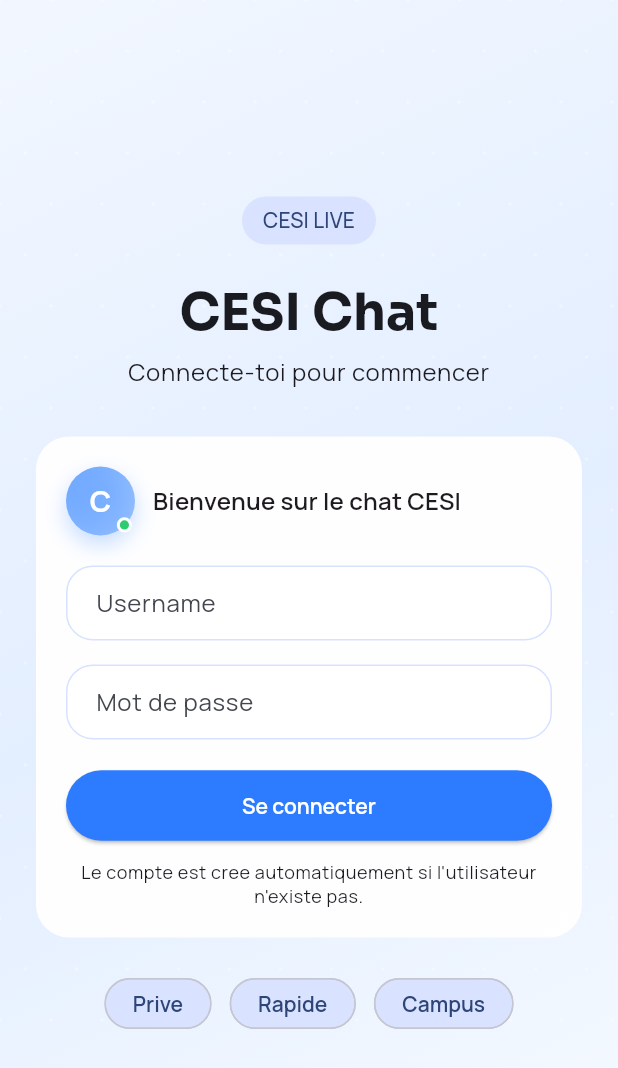
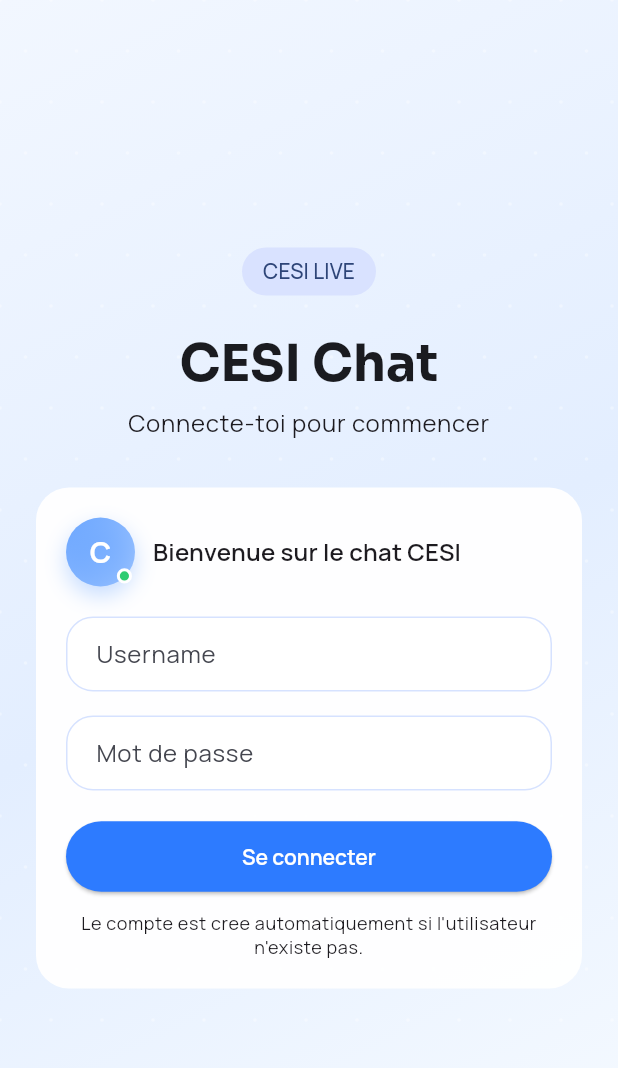
Before and after one commit to Leolesage/chat-app-cesi-mobile, a Flutter app: the screen it shows after launch, on a phone screen of 412 x 824 dp. Shown: the top 1068 px of the screen. Run offline on Flutter 3.47's test engine with Material 3 defaults, Android fonts, the phone set to English and light mode, and no system bars; our stand-ins replace audioplayers, google_fonts, shared_preferences.

Commit message:
chore(mobile): simplify login and user header UI

```diff
--- a/lib/screens/login_screen.dart
+++ b/lib/screens/login_screen.dart
@@ -249,35 +249,6 @@ class _LoginScreenState extends State<LoginScreen> {
                       ),
                     ),
                   ),
-                  const SizedBox(height: 20),
-                  Row(
-                    mainAxisAlignment: MainAxisAlignment.center,
-                    children: [
-                      Chip(
-                        label: const Text('Prive'),
-                        padding: const EdgeInsets.symmetric(horizontal: 10),
-                        shape: RoundedRectangleBorder(
-                          borderRadius: BorderRadius.circular(999),
-                        ),
-                      ),
-                      const SizedBox(width: 12),
-                      Chip(
-                        label: const Text('Rapide'),
-                        padding: const EdgeInsets.symmetric(horizontal: 10),
-                        shape: RoundedRectangleBorder(
-                          borderRadius: BorderRadius.circular(999),
-                        ),
-                      ),
-                      const SizedBox(width: 12),
-                      Chip(
-                        label: const Text('Campus'),
-                        padding: const EdgeInsets.symmetric(horizontal: 10),
-                        shape: RoundedRectangleBorder(
-                          borderRadius: BorderRadius.circular(999),
-                        ),
-                      ),
-                    ],
-                  ),
                 ],
               ),
             ),
--- a/lib/screens/users_screen.dart
+++ b/lib/screens/users_screen.dart
@@ -639,8 +639,6 @@ class _UsersScreenState extends State<UsersScreen> with WidgetsBindingObserver {
                                   context,
                                 ).textTheme.headlineSmall,
                               ),
-                              const SizedBox(height: 4),
-                              Text('ID utilisateur: ${widget.session.id}'),
                               const SizedBox(height: 6),
                               Text(
                                 statusText,
```
